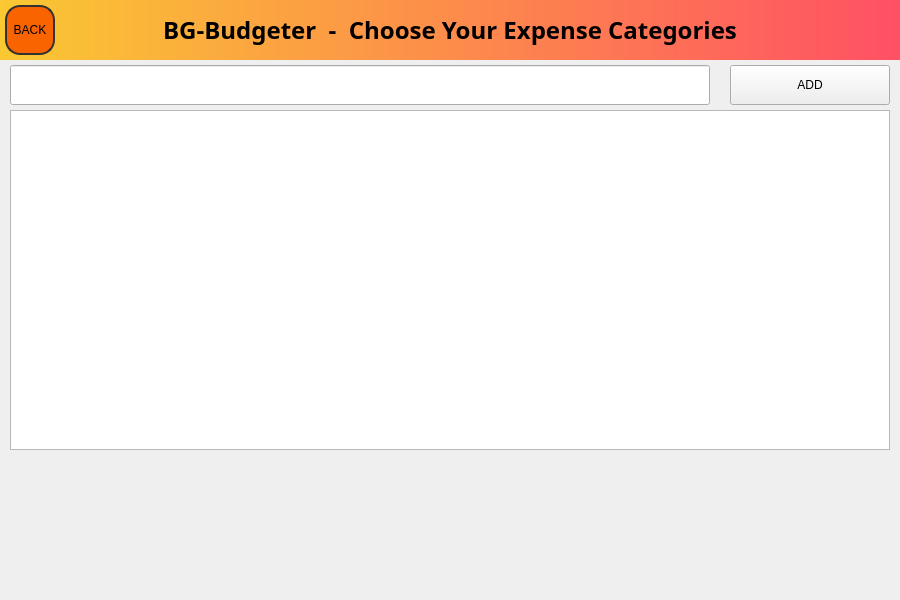
Qt form QtUiFiles/budgeter.ui (BenSGrant/BG-Budgeter) before a commit.
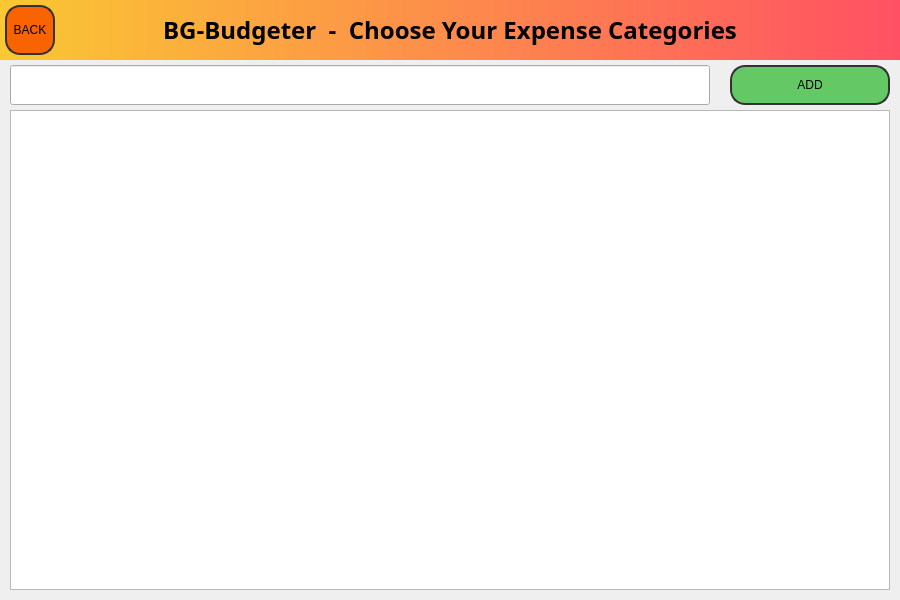
The same form after that commit. The open tabs and pages were chosen to show the change.

Commit message: category ui page complete

Patch:
```diff
--- a/QtUiFiles/budgeter.ui
+++ b/QtUiFiles/budgeter.ui
@@ -322,7 +322,7 @@
        <x>10</x>
        <y>110</y>
        <width>880</width>
-       <height>340</height>
+       <height>480</height>
       </rect>
      </property>
     </widget>
@@ -345,6 +345,26 @@
        <height>40</height>
       </rect>
      </property>
+     <property name="styleSheet">
+      <string notr="true">QPushButton {
+	background-color: rgb(100,200,100);
+	border-radius: 15px;
+	border-style: solid;
+	border-width: 2px;
+	border-color: rgb(50,50,50);
+}
+
+QPushButton:hover {
+	background-color: rgb(85,185,85);
+	border-color: rgb(25,25,25);
+}
+
+QPushButton:pressed {
+	background-color: rgb(60,160,60);
+	border-color: black;
+}
+</string>
+     </property>
      <property name="text">
       <string>ADD</string>
      </property>
```
Left out of the diff: 6 changed lines with no effect on the pictures. The commit also changes 1 other file.
